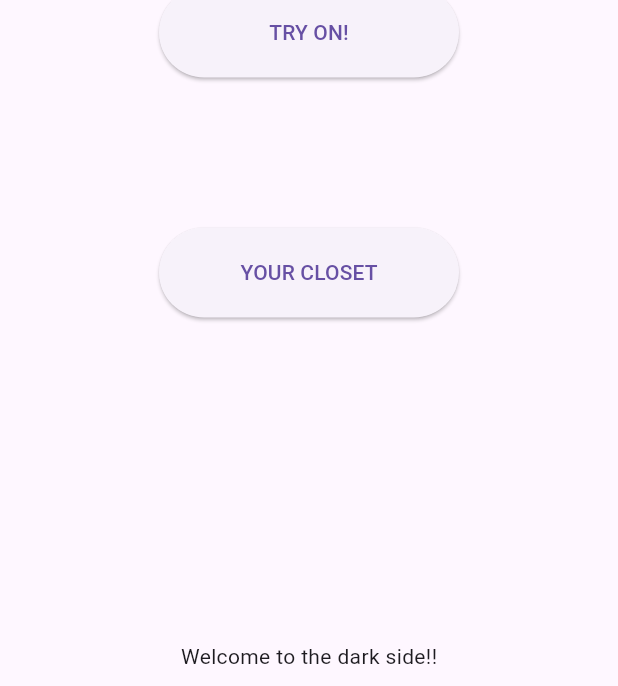
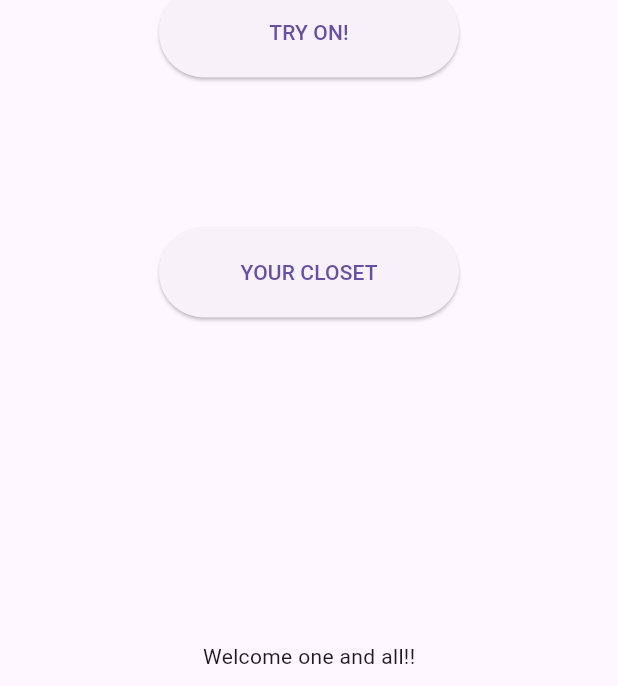
Before and after one commit to 001-lasen/SDGP-2023-2024, a Flutter app: the screen it shows after launch, on a phone screen of 412 x 824 dp, the part 550-1236 px from its top. Run offline on Flutter 3.47's test engine with Material 3 defaults, Android fonts, the phone set to English and light mode, and no system bars.

Commit message:
Test commit
Test commit

```diff
--- a/fit_me/lib/main.dart
+++ b/fit_me/lib/main.dart
@@ -35,13 +35,15 @@ class _MyHomePageState extends State<MyHomePage> {
     return Scaffold(
       appBar: AppBar(
         title: Text(widget.title),
-        backgroundColor: Color.fromARGB(255, 238, 2, 187), // Changed the AppBar color
+        backgroundColor:
+            Color.fromARGB(255, 238, 2, 187), // Changed the AppBar color
       ),
       drawer: Drawer(
-        // The rest of the drawer code goes here.
-      ),
+          // The rest of the drawer code goes here.
+          ),
       body: Column(
-        mainAxisAlignment: MainAxisAlignment.start, // Align items at the start of the column
+        mainAxisAlignment:
+            MainAxisAlignment.start, // Align items at the start of the column
         children: [
           Image.asset('imgs/logo_trial.png'), // Homescreen logo
           Container(
@@ -51,7 +53,8 @@ class _MyHomePageState extends State<MyHomePage> {
               onPressed: () {
                 Navigator.push(
                   context,
-                  MaterialPageRoute(builder: (context) => Gender()), // Use the Gender class
+                  MaterialPageRoute(
+                      builder: (context) => Gender()), // Use the Gender class
                 );
               },
               child: Text('TRY ON!'),
@@ -70,8 +73,9 @@ class _MyHomePageState extends State<MyHomePage> {
           ),
           Spacer(), // Added a Spacer to push the text to the bottom
           Padding(
-            padding: EdgeInsets.all(10), // Added a Padding to create a gap between the text and the edge of the screen
-            child: Text('Welcome to the dark side!!'),
+            padding: EdgeInsets.all(
+                10), // Added a Padding to create a gap between the text and the edge of the screen
+            child: Text('Welcome one and all!!'),
           ),
         ],
       ),
```
